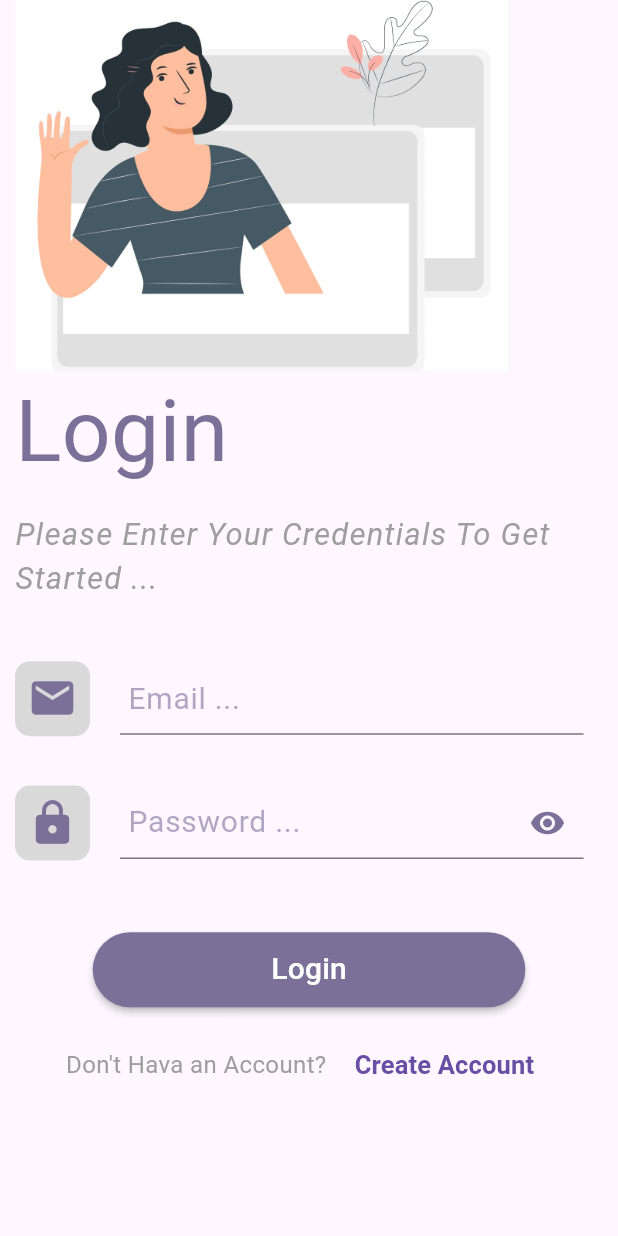
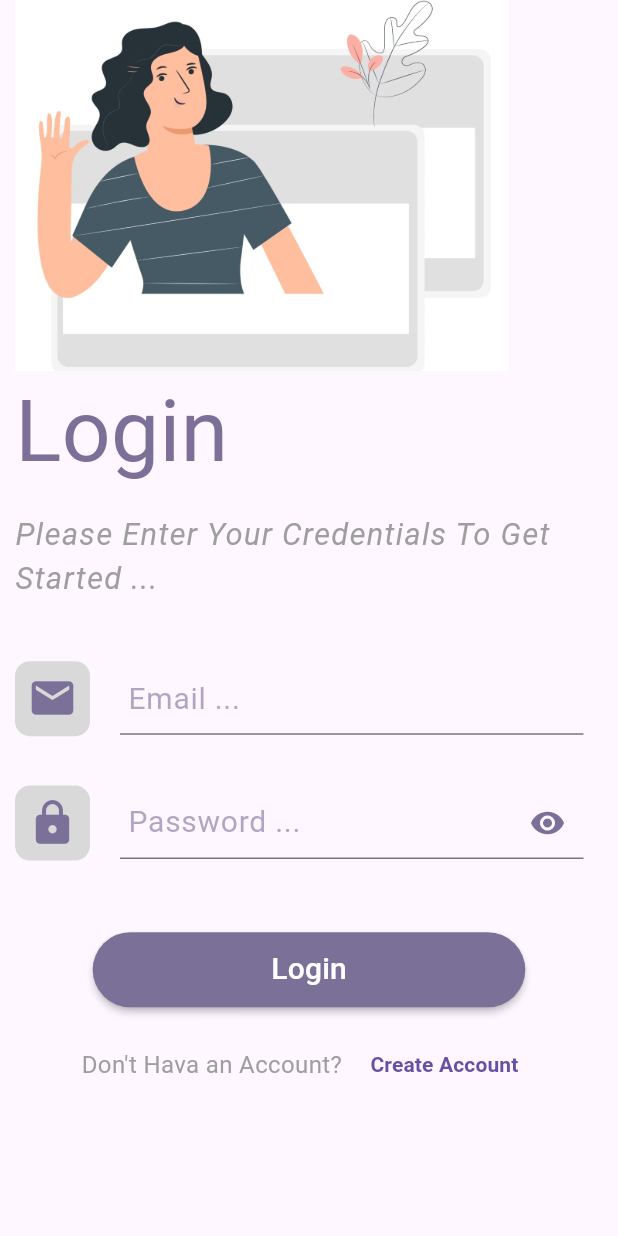
Before and after one commit to abdullahNah99/project_1_patient_app, a Flutter app: the screen it shows after launch, on a phone screen of 412 x 824 dp. Run offline on Flutter 3.47's test engine with Material 2 defaults, Android fonts, the phone set to English and light mode, and no system bars; our stand-ins replace dartz, dio, equatable, flutter_bloc, flutter_screenutil, jiffy and 2 more; missing offline and left inert: awesome_icons.

Commit message:
edit font

```diff
--- a/lib/screens/login_screen/login_screen.dart
+++ b/lib/screens/login_screen/login_screen.dart
@@ -143,7 +143,7 @@ class LoginViewBody extends StatelessWidget {
                       'Create Account',
                       style: TextStyle(
                         fontWeight: FontWeight.bold,
-                        fontSize: 17,
+                        fontSize: 14,
                       ),
                     ),
                   ),
```
